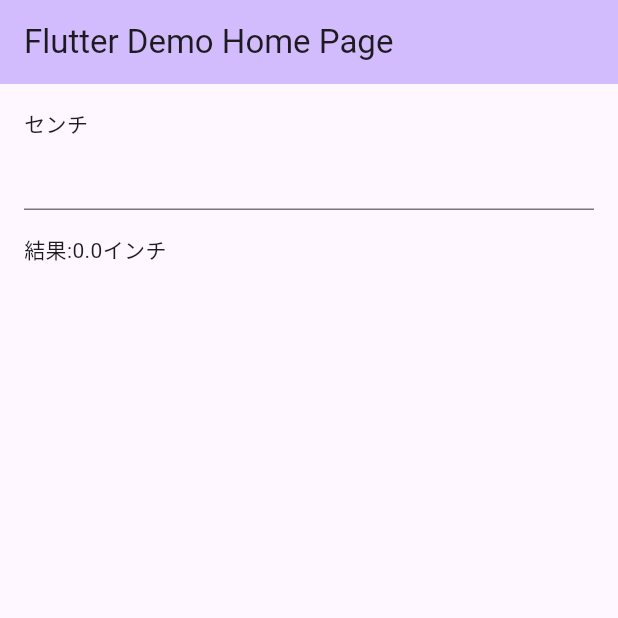
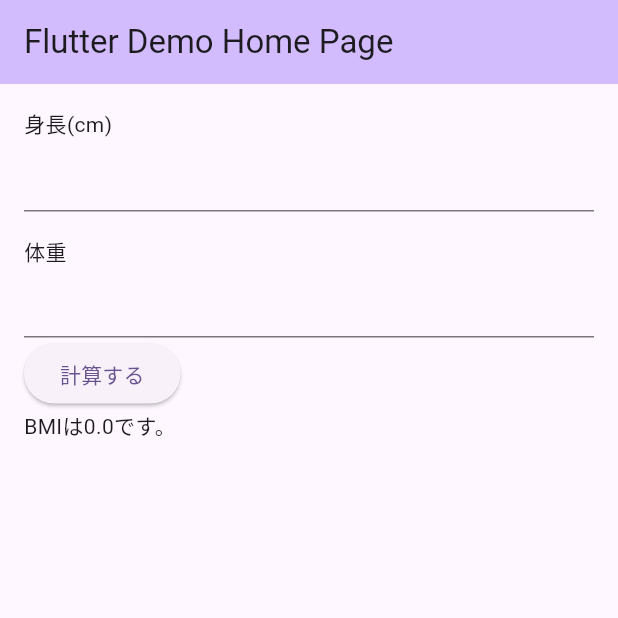
Before and after one commit to k-taiga/flutter_elementary, a Flutter app: the screen it shows after launch, on a phone screen of 412 x 824 dp, the top half of it. Run offline on Flutter 3.47's test engine with Material 3 defaults, Android fonts, the phone set to English and light mode, and no system bars.

Commit message:
[add] bmi calculator

```diff
--- a/lib/main.dart
+++ b/lib/main.dart
@@ -30,7 +30,9 @@ class MyHomePage extends StatefulWidget {
 }
 
 class _MyHomePageState extends State<MyHomePage> {
-  double _inti = 0.0;
+  double _height = 0.0;
+  double _weight = 0.0;
+  double _bmi = 0.0;
   @override
   Widget build(BuildContext context) {
     return Scaffold(
@@ -43,14 +45,32 @@ class _MyHomePageState extends State<MyHomePage> {
         child: Column(
           crossAxisAlignment: CrossAxisAlignment.start,
           children: [
-            Text('センチ'),
+            Text('身長(cm)'),
             TextField(onChanged: (value) {
-              setState(() {
-                _inti = (double.tryParse(value) ?? 0) / 2.54;
-              });
+              _height = (double.tryParse(value) ?? 0) / 100;
             }),
             SizedBox(height: 16),
-            Text('結果:$_intiインチ'),
+            Text('体重'),
+            TextField(onChanged: (value) {
+              _weight = double.tryParse(value) ?? 0;
+            }),
+            ElevatedButton(
+              onPressed: () {
+                if (_weight <= 0 || _height <= 0) {
+                  setState(() {
+                    _bmi = 0;
+                  });
+
+                  return;
+                }
+
+                setState(() {
+                  _bmi = _weight / (_height * _height);
+                });
+              },
+              child: Text('計算する'),
+            ),
+            Text('BMIは$_bmiです。'),
           ],
         ),
       ),
```
